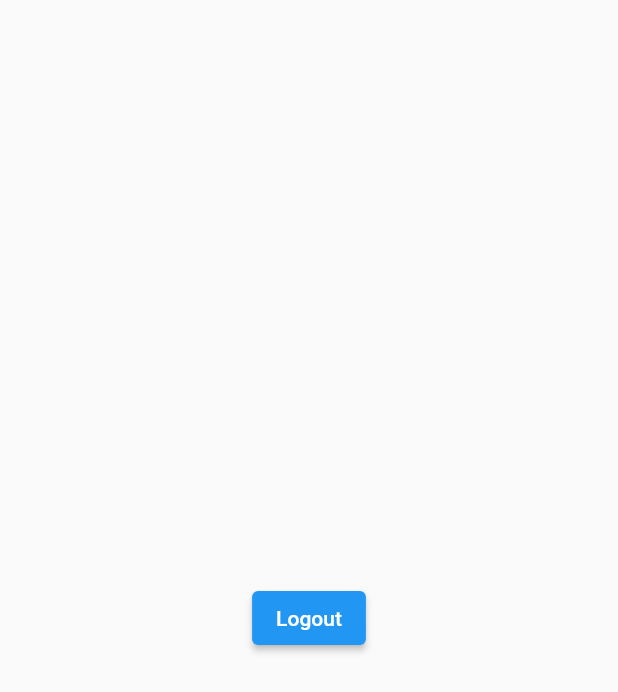
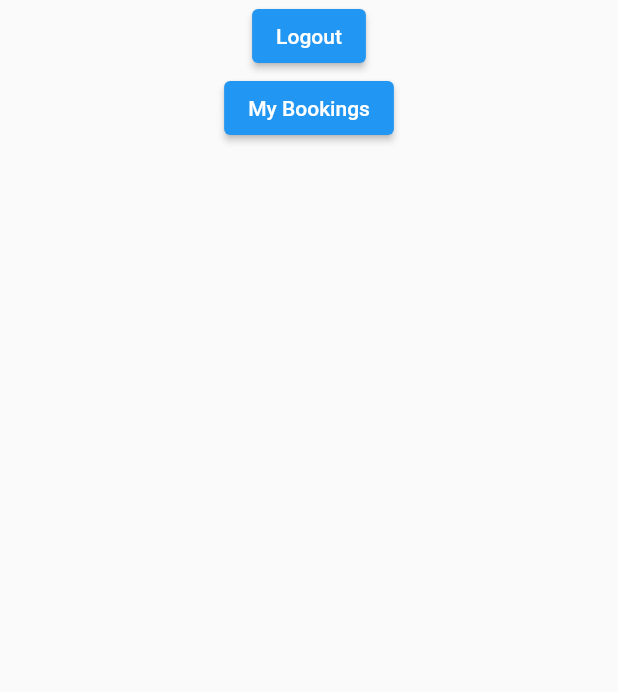
Before and after one commit to tyanochkuby/flutter_animation_example, a Flutter app: the screen it shows after launch, after a tap on the "person 2" icon, on a phone screen of 412 x 824 dp. Shown: the top 692 px of the screen. Run offline on Flutter 3.47's test engine with Material 2 defaults, Android fonts, the phone set to English and light mode, and no system bars; our stand-ins replace bloc, cloud_firestore, email_validator, equatable, firebase_auth, firebase_core and 3 more; accounts and stored records are empty; generated files the repository leaves out were written again.

Commit message:
bookingsPage added, Calendar and TimePicker widgets created, dates_available field added to BoatTrip class, booking bloc is ready

```diff
--- a/lib/business/bloc/bookings_event.dart
+++ b/lib/business/bloc/bookings_event.dart
@@ -7,7 +7,7 @@ sealed class BookingsEvent extends Equatable {
   List<Object> get props => [];
 }
 
-class BookingsEventLoad extends BookingsEvent {}
+class BookingsEventGet extends BookingsEvent {}
 
 class BookingsEventAdd extends BookingsEvent {
   const BookingsEventAdd({required this.booking});
--- a/lib/main.dart
+++ b/lib/main.dart
@@ -1,5 +1,6 @@
 import 'package:flutter/material.dart';
 import 'package:flutter_animations_example/business/bloc/boat_trips_bloc.dart';
+import 'package:flutter_animations_example/business/bloc/bookings_bloc.dart';
 import 'package:flutter_animations_example/presentation/homepage.dart';
 import 'package:firebase_core/firebase_core.dart';
 import 'package:flutter_bloc/flutter_bloc.dart';
@@ -22,8 +23,15 @@ class MainApp extends StatelessWidget {
 
   @override
   Widget build(BuildContext context) {
-    return BlocProvider(
-      create: (context) => BoatTripsBloc()..add(GetData()),
+    return MultiBlocProvider(
+      providers: [
+        BlocProvider<BoatTripsBloc>(
+          create: (context) => BoatTripsBloc()..add(GetData()),
+        ),
+        BlocProvider<BookingsBloc>(
+          create: (context) => BookingsBloc()..add(BookingsEventGet()),
+        )
+      ],
       child: MaterialApp(
           navigatorKey: navigatorKey,
           debugShowCheckedModeBanner: false,
--- a/lib/models/boat_trip.dart
+++ b/lib/models/boat_trip.dart
@@ -1,19 +1,23 @@
 import 'dart:ui';
 
 class BoatTrip {
-  BoatTrip(
-      {required this.title,
-      required this.cardColor,
-      required this.boatAssetName});
+  BoatTrip({
+    required this.title,
+    required this.cardColor,
+    required this.boatAssetName,
+    required this.datesAvalable,
+  });
 
   String title;
   Color cardColor;
   String boatAssetName;
+  Map<String, dynamic> datesAvalable;
 
   factory BoatTrip.fromJson(Map<String, dynamic> json) {
     return BoatTrip(
         title: json['title'],
         cardColor: Color(int.parse(json['color'])).withOpacity(1),
-        boatAssetName: 'lib/assets/${json['assetName']}.png');
+        boatAssetName: 'lib/assets/${json['assetName']}.png',
+        datesAvalable: json['dates_avalable']);
   }
 }
--- a/lib/presentation/userpage.dart
+++ b/lib/presentation/userpage.dart
@@ -2,6 +2,7 @@ import 'package:firebase_auth/firebase_auth.dart';
 import 'package:flutter/material.dart';
 
 import '../main.dart';
+import 'bookingspage.dart';
 
 class UserPage extends StatelessWidget {
   const UserPage({super.key});
@@ -10,12 +11,20 @@ class UserPage extends StatelessWidget {
   Widget build(BuildContext context) {
     return Scaffold(
       body: Center(
-          child: ElevatedButton(
+          child: Column(
+        children: [
+          ElevatedButton(
               onPressed: () {
                 FirebaseAuth.instance.signOut();
                 navigatorKey.currentState!.popUntil((route) => route.isFirst);
               },
-              child: const Text('Logout'))),
+              child: const Text('Logout')),
+          ElevatedButton(
+              onPressed: () => Navigator.of(context).push(MaterialPageRoute(
+                  builder: (context) => const BookingsPage())),
+              child: const Text('My Bookings')),
+        ],
+      )),
     );
   }
 }
--- a/pubspec.yaml
+++ b/pubspec.yaml
@@ -19,6 +19,7 @@ dependencies:
   google_sign_in: ^6.1.5
   intl: ^0.18.1
   provider: ^6.0.5
+  table_calendar: ^3.0.9
 
 dev_dependencies:
   flutter_lints: ^2.0.0
```
Also changed, not shown: lib/business/bloc/bookings_bloc.dart (+29 -3 lines), lib/data/bookings_repository.dart (+8 -8 lines), lib/presentation/bookingspage.dart (added, +45 -0 lines), lib/presentation/detailspage.dart (+7 -1 lines), lib/presentation/pickdatepage.dart (added, +23 -0 lines), lib/presentation/widgets/booking_timepicker.dart (added, +30 -0 lines), lib/presentation/widgets/booking_calendar.dart (added), pubspec.lock.
